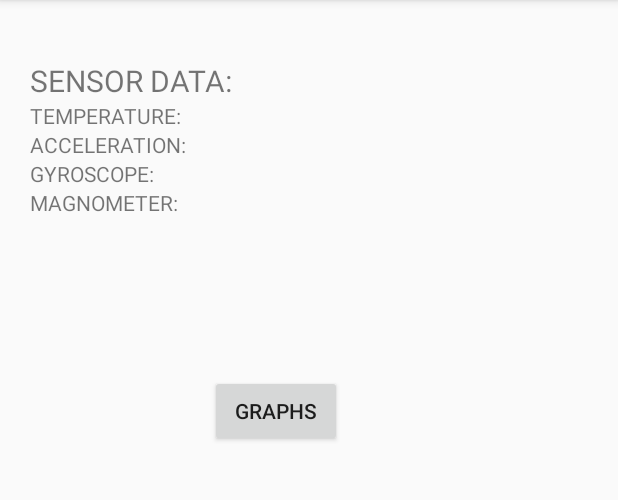
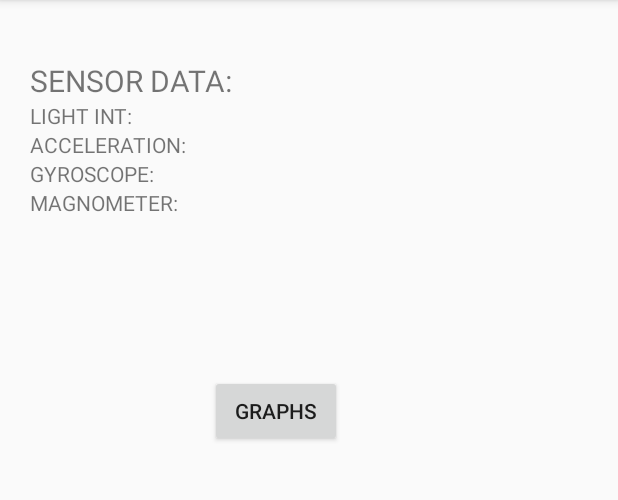
Before and after one commit to jit0434/Sensor-Environment, an Android app: the screen it shows after launch (MainActivity), on a phone screen of 412 x 824 dp, the part 84-584 px from its top. Run offline under Robolectric (Android 15) with nearby library versions, the phone set to English and light mode, and no system bars.

Commit message:
change sensor type from temperature to Light

```diff
--- a/app/build.gradle
+++ b/app/build.gradle
@@ -28,4 +28,5 @@ dependencies {
     compile 'com.android.support.constraint:constraint-layout:1.0.2'
     testCompile 'junit:junit:4.12'
     compile files('libs/GraphView-4.2.1.jar')
+    compile files('libs/commons-math-2.2-sources.jar')
 }
--- a/app/src/main/java/com/example/papa/sensor_environment/MainActivity.java
+++ b/app/src/main/java/com/example/papa/sensor_environment/MainActivity.java
@@ -1,5 +1,7 @@
 package com.example.papa.sensor_environment;
 
+import android.content.Intent;
+import android.graphics.Color;
 import android.support.v7.app.AppCompatActivity;
 import android.os.Bundle;
 import android.content.Context;
@@ -10,6 +12,12 @@ import android.hardware.SensorManager;
 import android.util.Log;
 import android.widget.Button;
 import android.widget.TextView;
+import android.view.*;
+
+import com.jjoe64.graphview.GraphView;
+import com.jjoe64.graphview.LegendRenderer;
+import com.jjoe64.graphview.series.DataPoint;
+import com.jjoe64.graphview.series.LineGraphSeries;
 
 
 public class MainActivity extends AppCompatActivity implements SensorEventListener {
@@ -25,22 +33,30 @@ public class MainActivity extends AppCompatActivity implements SensorEventListen
         super.onCreate(savedInstanceState);
         setContentView(R.layout.activity_main);
 
-        LI = (TextView)findViewById(R.id.temp);
+        LI = (TextView)findViewById(R.id.light);
         Accel = (TextView)findViewById(R.id.accel);
         Gyro = (TextView)findViewById(R.id.gyro);
         Magno = (TextView)findViewById(R.id.magne);
         Btn = (Button)findViewById(R.id.button);
+        Btn.setOnClickListener(new View.OnClickListener() {
+            @Override
+            public void onClick(View view) {
+                Intent intent=new Intent(MainActivity.this,Main2Activity.class);
+                startActivity(intent);
+                finish();
+            }
+        });
 
-        startTemp();
+        startLI();
         startAccel();
         startGyro();
         startMag();
     }
 
 
-    public void startTemp(){
+    public void startLI(){
         mSensorManager = (SensorManager) this.getSystemService(Context.SENSOR_SERVICE);
-        mSensor = mSensorManager.getDefaultSensor(Sensor.TYPE_AMBIENT_TEMPERATURE);
+        mSensor = mSensorManager.getDefaultSensor(Sensor.TYPE_LIGHT);
         mSensorManager.registerListener(this, mSensor, SensorManager.SENSOR_DELAY_NORMAL);}
 
     public void startGyro(){
@@ -83,7 +99,7 @@ public class MainActivity extends AppCompatActivity implements SensorEventListen
             Accel.setText("Acceleration: " + accel);
 
         }
-        else if(event.sensor.getType() == Sensor.TYPE_AMBIENT_TEMPERATURE) {
+        else if(event.sensor.getType() == Sensor.TYPE_LIGHT) {
             LI.setText("Temperature: " + event.values[0]);
 
         } else if(event.sensor.getType() == Sensor.TYPE_MAGNETIC_FIELD) {
--- a/app/src/main/res/layout/activity_main.xml
+++ b/app/src/main/res/layout/activity_main.xml
@@ -27,10 +27,10 @@
         android:textSize="20dp"/>
 
     <TextView
-        android:id="@+id/temp"
+        android:id="@+id/light"
         android:layout_width="wrap_content"
         android:layout_height="wrap_content"
-        android:text="TEMPERATURE: "
+        android:text="LIGHT INT: "
         android:layout_below="@+id/sensorData"
         android:layout_alignParentStart="true" />
 
@@ -39,7 +39,7 @@
         android:layout_width="wrap_content"
         android:layout_height="wrap_content"
         android:text="ACCELERATION: "
-        android:layout_below="@id/temp" />
+        android:layout_below="@id/light" />
 
     <TextView
         android:id="@+id/gyro"
@@ -56,4 +56,6 @@
         android:layout_below="@+id/gyro" />
 
 
-</RelativeLayout>
+
+
+    </RelativeLayout>
```
Also changed, not shown: app/src/main/java/com/example/papa/sensor_environment/Main2Activity.java (+36 -15 lines), app/src/main/res/layout/activity_main2.xml (+27 -27 lines), app/libs/commons-math-2.2-sources.jar (added).
